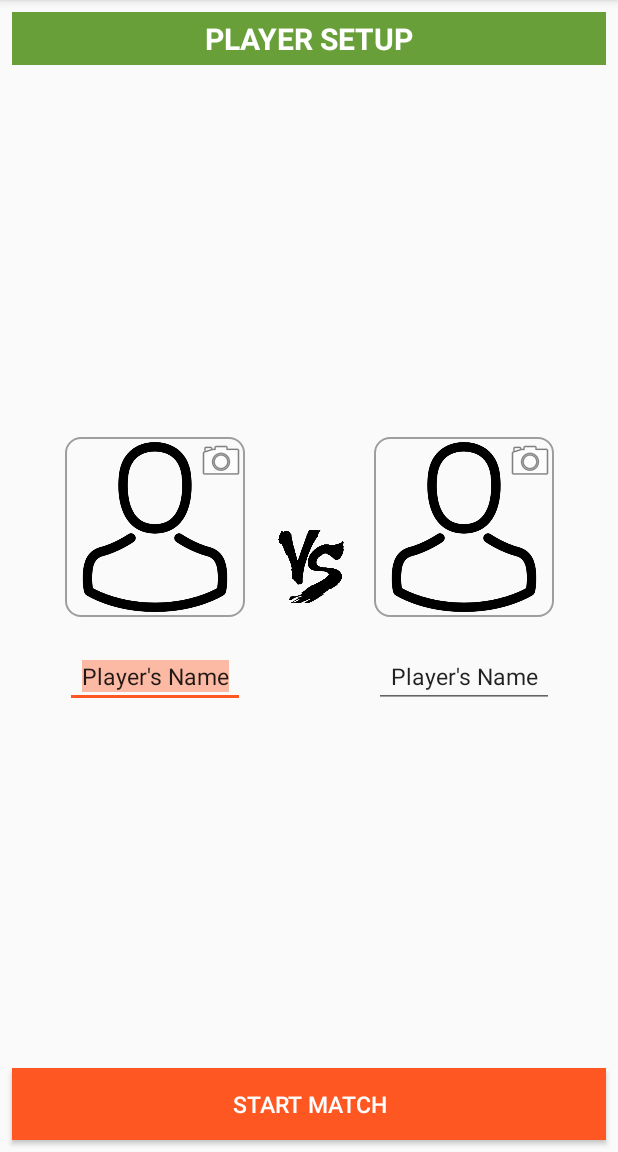
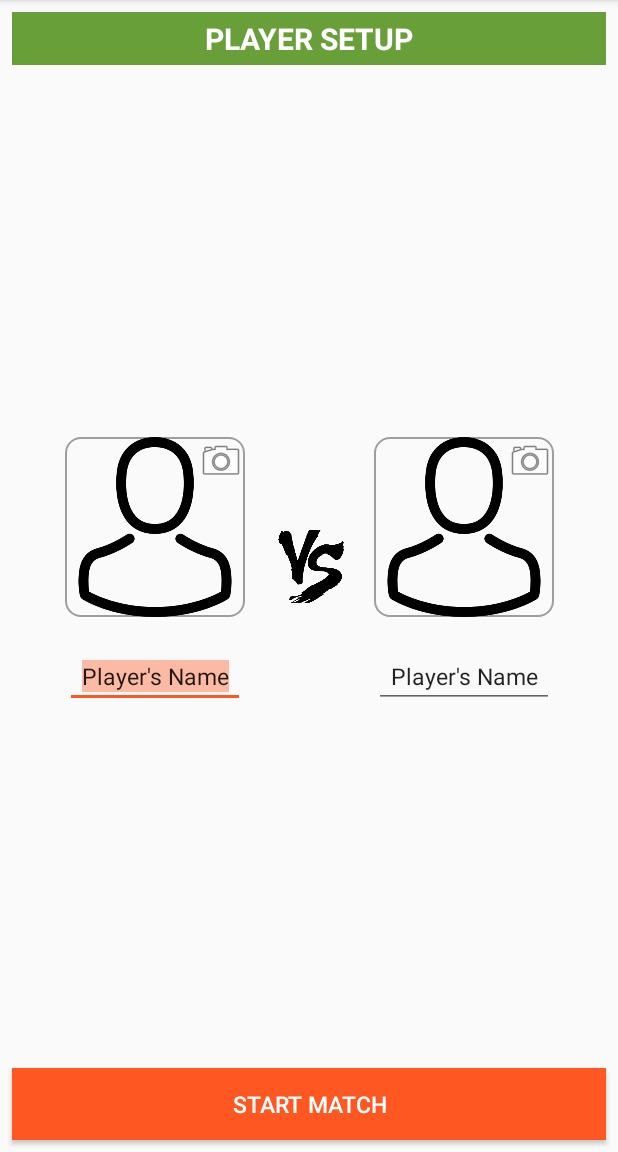
Before and after one commit to BogdanSerban95/SnookerScoreKeeper, an Android app: the GameSetupActivity screen opened directly, with no data from a screen before it, on a phone screen of 412 x 824 dp, the part 84-1236 px from its top. Run offline under Robolectric (Android 15) with nearby library versions, the light colour scheme and no system bars.

Commit message:
fix avatar border

```diff
--- a/app/src/main/res/layout/player_item.xml
+++ b/app/src/main/res/layout/player_item.xml
@@ -11,7 +11,6 @@
         android:layout_height="120dp"
         android:background="@drawable/border"
         android:elevation="5dp"
-        android:padding="3dp"
         android:scaleType="fitXY"
         app:layout_constraintEnd_toEndOf="parent"
         app:layout_constraintStart_toStartOf="parent"
```
